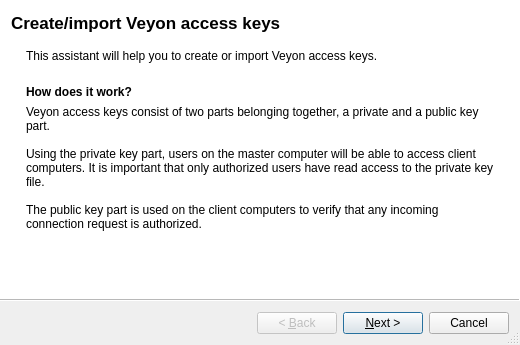
veyon/veyon, file configurator/forms/KeyFileAssistant.ui: the form before one commit.
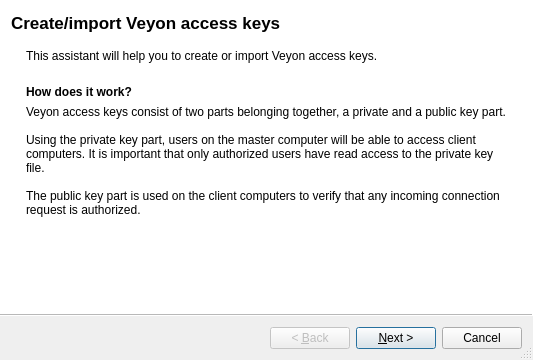
The form after the commit. Icons and pictures are not drawn. Custom widgets are drawn as their Qt base class.

Commit message: Configurator: modernize key file assistant code and UI data

```diff
--- a/configurator/forms/KeyFileAssistant.ui
+++ b/configurator/forms/KeyFileAssistant.ui
@@ -2,14 +2,6 @@
 <ui version="4.0">
  <class>KeyFileAssistant</class>
  <widget class="QWizard" name="KeyFileAssistant">
-  <property name="geometry">
-   <rect>
-    <x>0</x>
-    <y>0</y>
-    <width>520</width>
-    <height>345</height>
-   </rect>
-  </property>
   <property name="windowTitle">
    <string>Veyon Access Key Assistant</string>
   </property>
```
Left out of the diff: 82 changed lines with no effect on the pictures. The commit also changes 3 other files.
